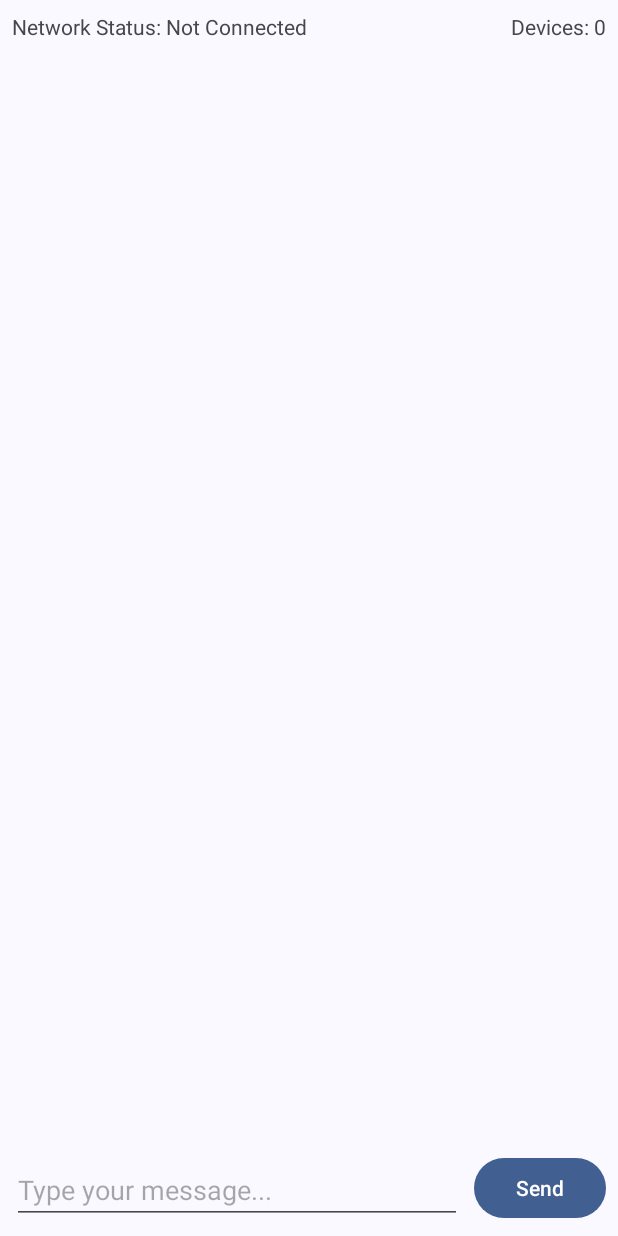
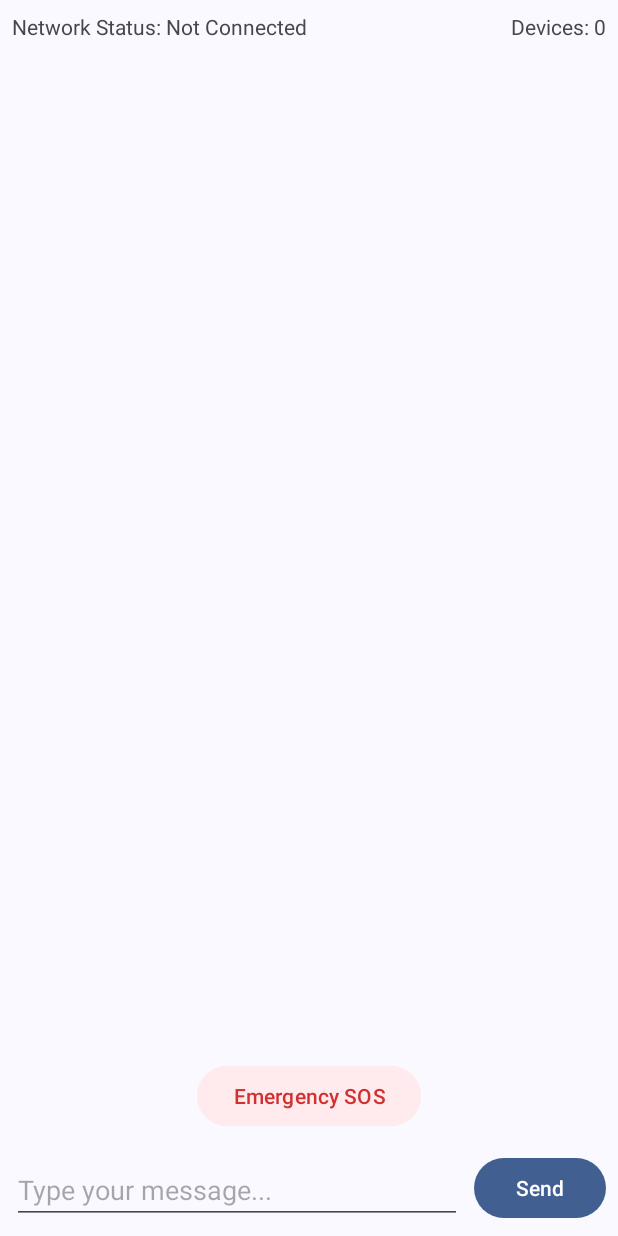
Before and after one commit to varad-kulkarni172/Mesh-Up, an Android app: the MainActivity screen opened directly, with no data from a screen before it, on a phone screen of 412 x 824 dp. Run offline under Robolectric (Android 15) with nearby library versions, the phone set to English and light mode, and no system bars.

Commit message:
minor ui changes

```diff
--- a/app/src/main/java/com/example/meshup/MessageAdapter.java
+++ b/app/src/main/java/com/example/meshup/MessageAdapter.java
@@ -53,9 +53,9 @@ public class MessageAdapter extends RecyclerView.Adapter<MessageAdapter.MessageV
 
         // Set message color based on delivery status
         int textColor = message.isDelivered() ?
-                ContextCompat.getColor(context, R.color.md_theme_scrim) :
+                ContextCompat.getColor(context, R.color.md_theme_primaryFixedDim) :
                 ContextCompat.getColor(context, R.color.md_theme_error);
-        holder.messageText.setTextColor(textColor);
+        holder.headerText.setTextColor(textColor);
 
         // Show MAC address on long press
         holder.itemView.setOnLongClickListener(v -> {
--- a/app/src/main/res/layout/activity_main.xml
+++ b/app/src/main/res/layout/activity_main.xml
@@ -29,8 +29,22 @@
         android:layout_width="match_parent"
         android:layout_height="0dp"
         android:layout_margin="8dp"
-        app:layout_constraintBottom_toTopOf="@id/messageInput"
+        app:layout_constraintBottom_toTopOf="@+id/sosButton"
         app:layout_constraintTop_toBottomOf="@id/statusText" />
+
+
+    <Button
+        android:id="@+id/sosButton"
+        android:layout_width="wrap_content"
+        android:layout_height="wrap_content"
+        android:layout_gravity="center_horizontal"
+        android:layout_margin="16dp"
+        android:backgroundTint="@color/error_background"
+        android:text="Emergency SOS"
+        android:textColor="@color/text_error"
+        app:layout_constraintBottom_toTopOf="@+id/messageInput"
+        app:layout_constraintEnd_toEndOf="parent"
+        app:layout_constraintStart_toStartOf="parent" />
 
     <EditText
         android:id="@+id/messageInput"
--- a/app/src/main/res/values/colors.xml
+++ b/app/src/main/res/values/colors.xml
@@ -1,6 +1,10 @@
 <resources>
     <color name="undelivered_message_red">#FFCDD2</color>
     <color name="default_card_color">#FFFFFF</color>
+    <color name="success_background">#E8F5E9</color>
+    <color name="error_background">#FFEBEE</color>
+    <color name="text_primary">#000000</color>
+    <color name="text_error">#D32F2F</color>
 
     <color name="md_theme_primary">#415F91</color>
     <color name="md_theme_onPrimary">#FFFFFF</color>
```
Also changed, not shown: app/src/main/java/com/example/meshup/MainActivity.java (+63 -0 lines).
